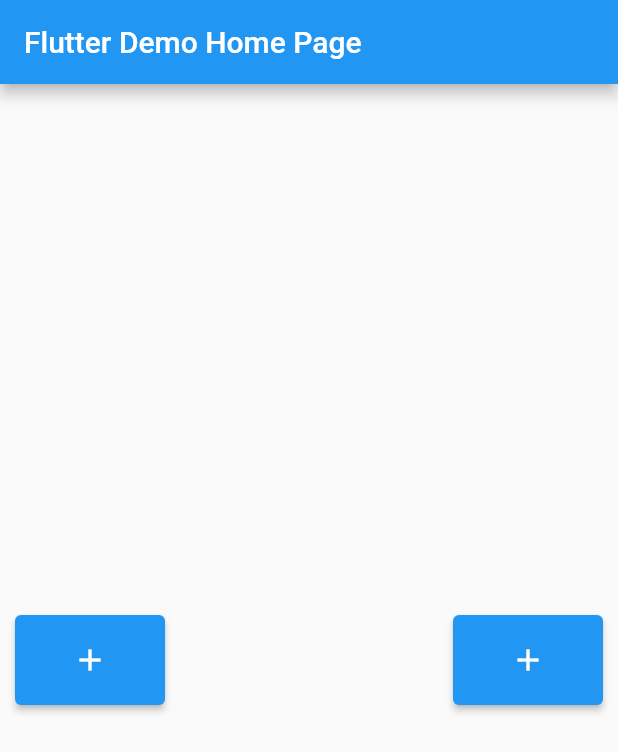
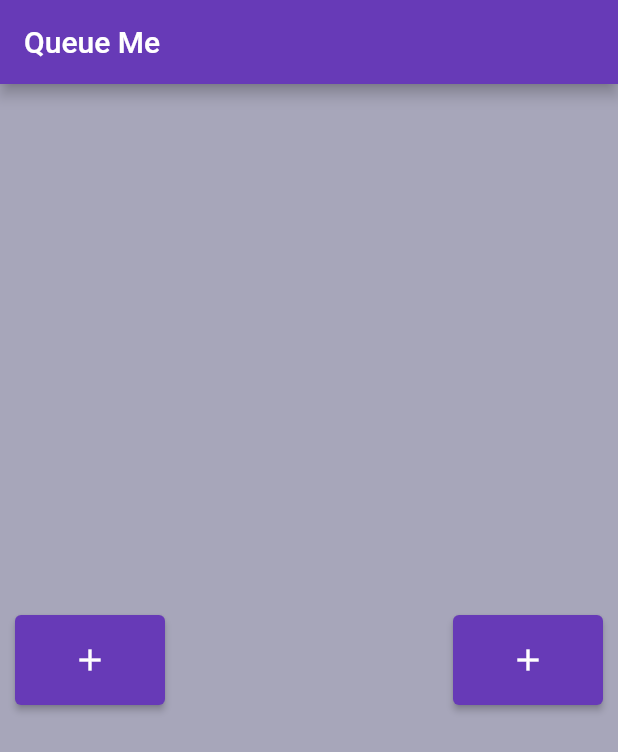
Before and after one commit to 4ntonio-lu/Junior-Project, a Flutter app: the screen it shows after launch, on a phone screen of 412 x 824 dp. Shown: the top 752 px of the screen. Run offline on Flutter 3.47's test engine with Material 2 defaults, Android fonts, the phone set to English and light mode, and no system bars; our stand-ins replace awesome_notifications.

Commit message:
terrible UI baby

```diff
--- a/lib/main.dart
+++ b/lib/main.dart
@@ -144,9 +144,16 @@ class MyApp extends StatelessWidget {
         // or simply save your changes to "hot reload" in a Flutter IDE).
         // Notice that the counter didn't reset back to zero; the application
         // is not restarted.
-        primarySwatch: Colors.blue,
+        //scaffoldBackgroundColor: Colors.deepPurpleAccent,
+
+
+        scaffoldBackgroundColor: const Color(0xFFa7a6ba),
+       // primaryColor: Colors.yellow[700],
+
+        primarySwatch: Colors.deepPurple,
       ),
-      home: const MyHomePage(title: 'Flutter Demo Home Page'),
+      home: const MyHomePage(title: 'Queue Me'),
+
     );
   }
 }
@@ -217,9 +224,12 @@ class _MyHomePageState extends State<MyHomePage> {
                             fontSize: 18,
                             fontWeight: FontWeight.bold,
                           )))
-                ]));
+                ]
+            )
+        );
       }
-    });
+    }
+    );
   }
 
   @override
@@ -240,7 +250,10 @@ class _MyHomePageState extends State<MyHomePage> {
                 child: ElevatedButton(
                     onPressed: createNotification,
                     // tooltip: 'Notify',
-                    child: Icon(Icons.add)),) ,),
+                    child: Icon(Icons.add)
+                ),
+              ),
+              ),
 
               SizedBox(width: 120, height: 80,
               child: Container(margin: const EdgeInsets.all(10),
@@ -254,7 +267,9 @@ class _MyHomePageState extends State<MyHomePage> {
                     }
                   },  child: Icon(Icons.add),
 
-                ),)),
+                ),
+              )
+              ),
 
 
              ],
```
